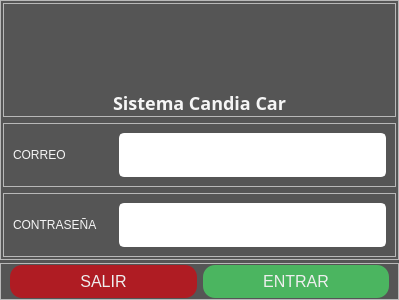
This is view/ModalLogin.ui in jhocepSan/deskopCandiaCar as Qt 5 draws it before an edit. The edited form follows.
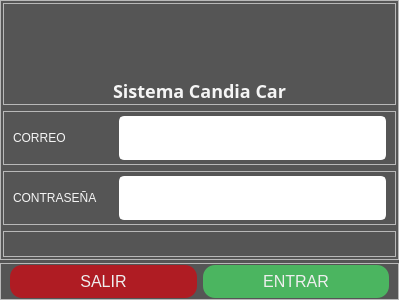
This is the edited form.

Commit message: login y editar, cambio estado de usuario

```diff
--- a/view/ModalLogin.ui
+++ b/view/ModalLogin.ui
@@ -37,6 +37,11 @@
    </property>
    <item>
     <widget class="QFrame" name="frame">
+     <property name="font">
+      <font>
+       <kerning>true</kerning>
+      </font>
+     </property>
      <property name="styleSheet">
       <string notr="true">QLabel{
 color:rgb(245, 245, 245);
@@ -56,10 +61,10 @@
 }
 QLineEdit{
 padding: 12px 20px;
-margin: 8px 0;
+margin: 3px 0;
 border: 2px solid #fff;
 border-radius: 5px;
-font:77 12px 'Arial Black';
+font:77 16px 'Arial Black';
 color:rgb(238, 238, 238);
 }</string>
      </property>
@@ -69,7 +74,10 @@
      <property name="frameShadow">
       <enum>QFrame::Raised</enum>
      </property>
-     <layout class="QVBoxLayout" name="verticalLayout_2" stretch="5,0,0">
+     <property name="lineWidth">
+      <number>0</number>
+     </property>
+     <layout class="QVBoxLayout" name="verticalLayout_2" stretch="4,1,1,1">
       <property name="leftMargin">
        <number>2</number>
       </property>
@@ -129,6 +137,9 @@
              <bold>true</bold>
             </font>
            </property>
+           <property name="lineWidth">
+            <number>0</number>
+           </property>
            <property name="text">
             <string>Sistema Candia Car</string>
            </property>
@@ -194,7 +205,44 @@
           </widget>
          </item>
          <item>
-          <widget class="QLineEdit" name="lineEdit_2"/>
+          <widget class="QLineEdit" name="linePassword"/>
+         </item>
+        </layout>
+       </widget>
+      </item>
+      <item>
+       <widget class="QFrame" name="frameMsg">
+        <property name="frameShape">
+         <enum>QFrame::StyledPanel</enum>
+        </property>
+        <property name="frameShadow">
+         <enum>QFrame::Raised</enum>
+        </property>
+        <layout class="QVBoxLayout" name="verticalLayout_4">
+         <property name="spacing">
+          <number>0</number>
+         </property>
+         <property name="leftMargin">
+          <number>0</number>
+         </property>
+         <property name="topMargin">
+          <number>0</number>
+         </property>
+         <property name="rightMargin">
+          <number>0</number>
+         </property>
+         <property name="bottomMargin">
+          <number>0</number>
+         </property>
+         <item>
+          <widget class="QLabel" name="textMsg">
+           <property name="text">
+            <string/>
+           </property>
+           <property name="alignment">
+            <set>Qt::AlignCenter</set>
+           </property>
+          </widget>
          </item>
         </layout>
        </widget>
```
Left out of the diff: 2 changed lines with no effect on the pictures. The commit also changes 9 other files.
